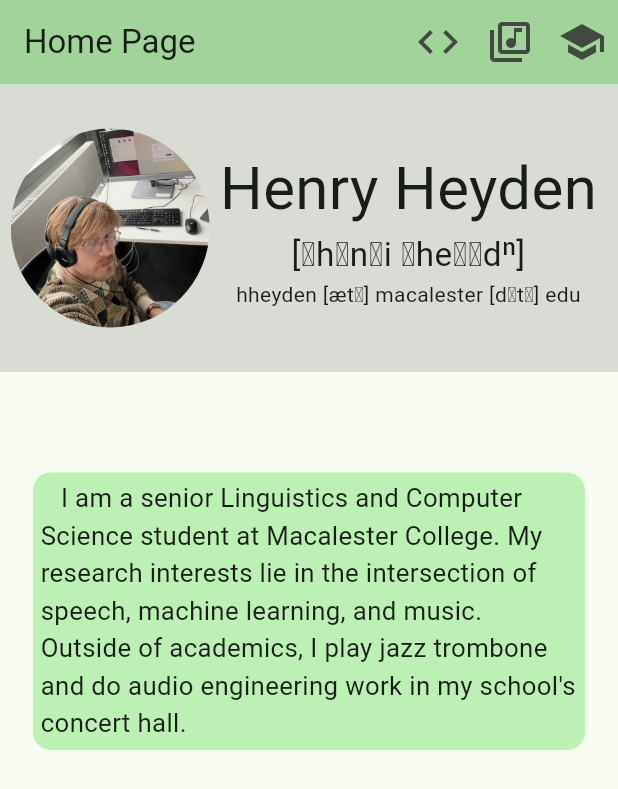
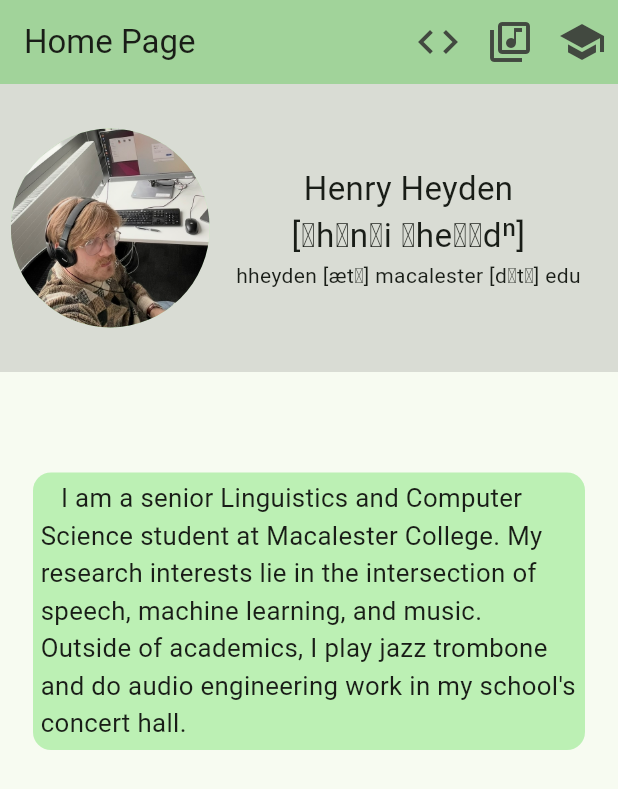
Before and after one commit to henry-h22/Personal-Website-Flutter, a Flutter app: the screen it shows after launch, on a phone screen of 412 x 824 dp. Shown: the top 789 px of the screen. Run offline on Flutter 3.47's test engine with Material 3 defaults, Android fonts, the phone set to English and light mode, and no system bars.

Commit message:
shrink text in portrait mode info bar

```diff
--- a/lib/pages/homepage.dart
+++ b/lib/pages/homepage.dart
@@ -74,7 +74,7 @@ class _HomePageState extends State<HomePage> {
         Expanded(flex: 1, child: Center(child: circularPicture)),
         Expanded(flex: 2, child: Column(mainAxisAlignment: MainAxisAlignment.center,
           children: <Widget>[
-            sizedText('Henry Heyden', size: 40),
+            sizedText('Henry Heyden', size: 22),
             sizedText('[ˈhɛnɹi ˈhe͡ɪdⁿ]'),
             sizedText('hheyden [æt̚] macalester [dɑt̚] edu', size: 14)
         ])),
```
